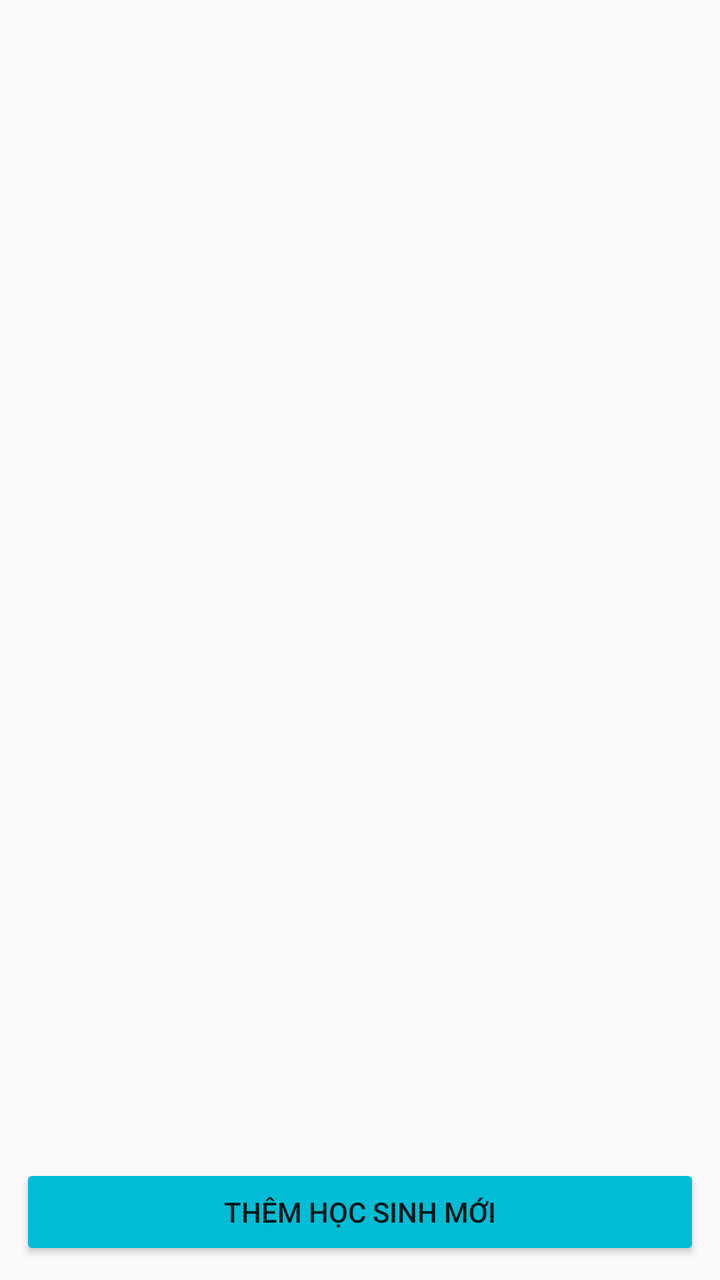
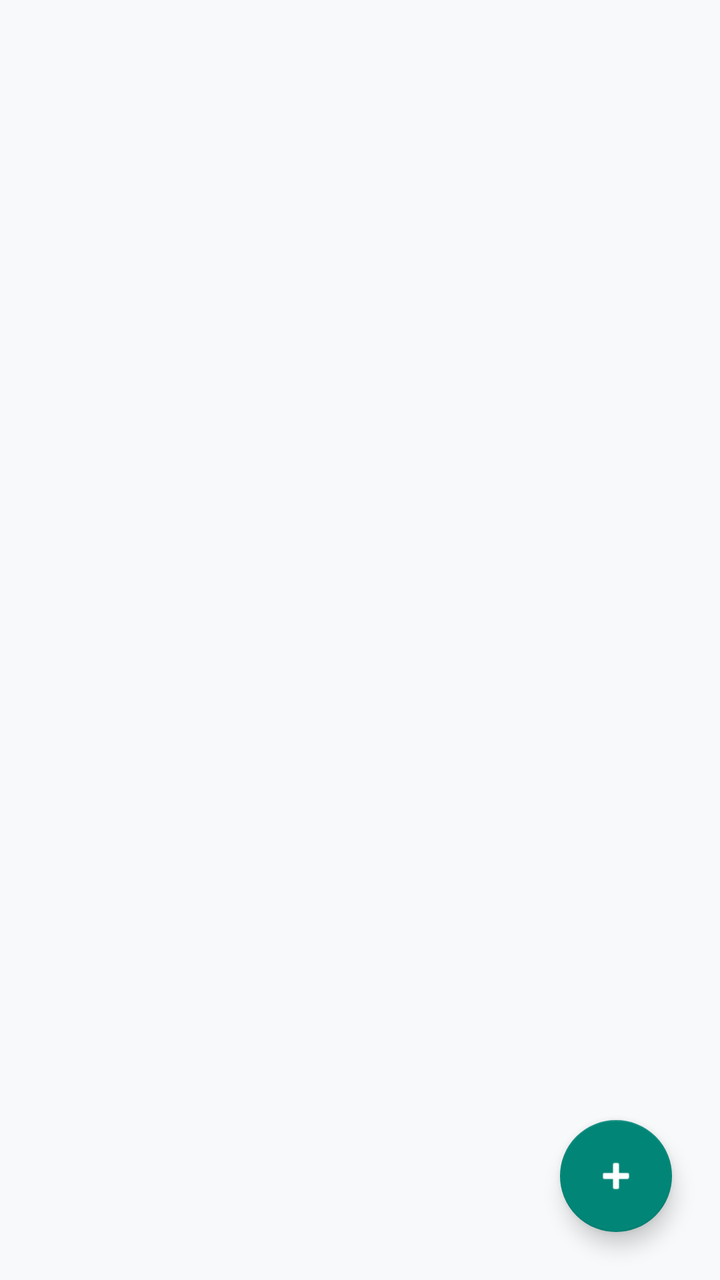

An Android layout rendered at two revisions. The XML below is the earlier revision; the diff shows what the commit changed to produce the second picture.
<!-- AndroidManifest.xml: application theme Theme.Android_Python -->
<!-- res/layout/fragment_danhsachlop.xml -->
<?xml version="1.0" encoding="utf-8"?>
<LinearLayout xmlns:android="http://schemas.android.com/apk/res/android"
    android:layout_width="match_parent"
    android:layout_height="match_parent"
    xmlns:app="http://schemas.android.com/apk/res-auto"
    android:orientation="vertical">

    <androidx.recyclerview.widget.RecyclerView
        android:id="@+id/rvHocSinh"
        android:layout_width="match_parent"
        android:layout_height="0dp"
        android:layout_weight="1"
        android:padding="8dp"/>

    <Button
        android:id="@+id/btnThemHocSinh"
        android:layout_width="match_parent"
        android:layout_height="wrap_content"
        android:layout_margin="10dp"
        android:text="Thêm học sinh mới"
        android:backgroundTint="#00BCD4"/>
</LinearLayout>
<!-- resources referenced by this layout -->
<resources>
  <style name="Theme.Android_Python" parent="Theme.AppCompat.Light.NoActionBar" />
</resources>

<!-- the commit's change to res/layout/fragment_danhsachlop.xml (unified diff, before → after) -->
@@ -1,22 +1,25 @@
 <?xml version="1.0" encoding="utf-8"?>
-<LinearLayout xmlns:android="http://schemas.android.com/apk/res/android"
+<RelativeLayout xmlns:android="http://schemas.android.com/apk/res/android"
+    xmlns:app="http://schemas.android.com/apk/res-auto"
     android:layout_width="match_parent"
     android:layout_height="match_parent"
-    xmlns:app="http://schemas.android.com/apk/res-auto"
-    android:orientation="vertical">
+    android:background="#F8F9FA">
 
     <androidx.recyclerview.widget.RecyclerView
-        android:id="@+id/rvHocSinh"
+        android:id="@+id/rvDanhSachThiSinh"
         android:layout_width="match_parent"
-        android:layout_height="0dp"
-        android:layout_weight="1"
-        android:padding="8dp"/>
+        android:layout_height="match_parent"
+        android:clipToPadding="false"
+        android:paddingBottom="80dp" />
 
-    <Button
-        android:id="@+id/btnThemHocSinh"
-        android:layout_width="match_parent"
+    <com.google.android.material.floatingactionbutton.FloatingActionButton
+        android:id="@+id/fabAddThiSinh"
+        android:layout_width="wrap_content"
         android:layout_height="wrap_content"
-        android:layout_margin="10dp"
-        android:text="Thêm học sinh mới"
-        android:backgroundTint="#00BCD4"/>
-</LinearLayout>
+        android:layout_alignParentBottom="true"
+        android:layout_alignParentEnd="true"
+        android:layout_margin="24dp"
+        android:src="@android:drawable/ic_input_add"
+        app:tint="@android:color/white" />
+
+</RelativeLayout>
